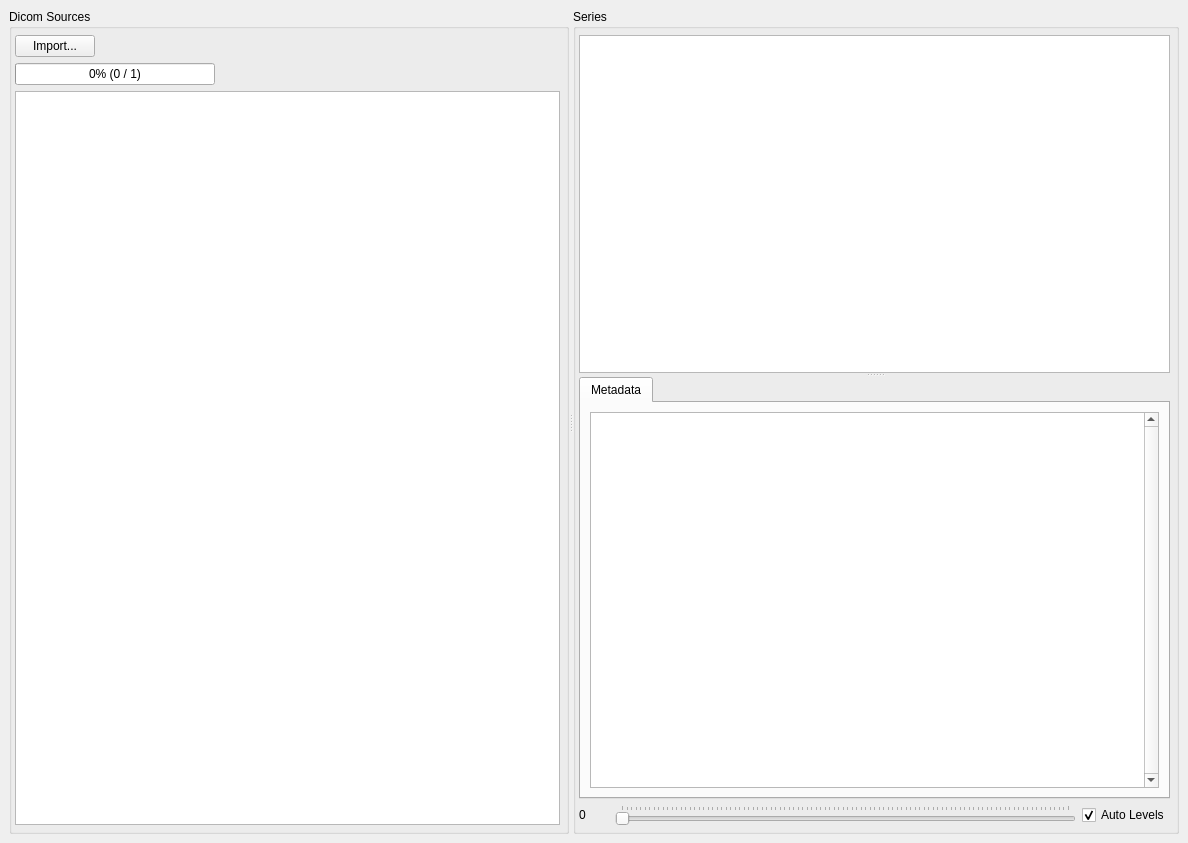
Qt form res/DicomBrowserWin.ui (ericspod/DicomBrowser) before a commit.
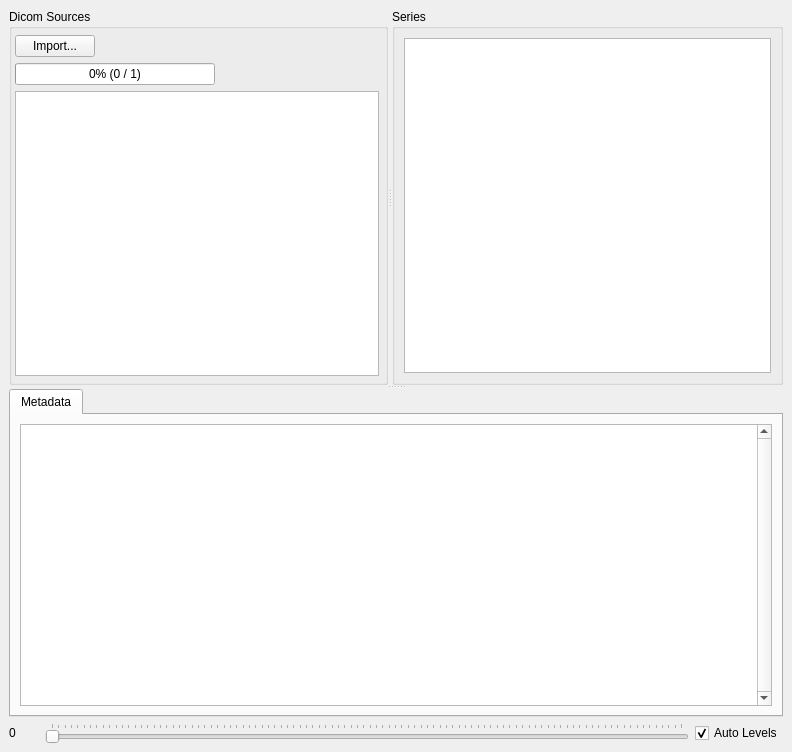
The same form after that commit. Icons and pictures are not drawn.

Diff of the .ui file:
```diff
--- a/res/DicomBrowserWin.ui
+++ b/res/DicomBrowserWin.ui
@@ -6,8 +6,8 @@
    <rect>
     <x>0</x>
     <y>0</y>
-    <width>1188</width>
-    <height>843</height>
+    <width>792</width>
+    <height>752</height>
    </rect>
   </property>
   <property name="windowTitle">
@@ -23,6 +23,10 @@
   <widget class="QWidget" name="centralwidget">
    <layout class="QGridLayout" name="gridLayout_3">
     <item row="0" column="0">
+     <widget class="QSplitter" name="seriesSplit">
+      <property name="orientation">
+       <enum>Qt::Vertical</enum>
+      </property>
      <widget class="QSplitter" name="listSplit">
       <property name="orientation">
        <enum>Qt::Horizontal</enum>
@@ -57,7 +61,7 @@
           </property>
           <property name="minimumSize">
            <size>
-            <width>50</width>
+             <width>100</width>
             <height>0</height>
            </size>
           </property>
@@ -123,87 +127,7 @@
         <string>Series</string>
        </property>
        <layout class="QGridLayout" name="gridLayout_2">
-        <property name="leftMargin">
-         <number>3</number>
-        </property>
-        <property name="topMargin">
-         <number>6</number>
-        </property>
-        <property name="rightMargin">
-         <number>6</number>
-        </property>
-        <property name="bottomMargin">
-         <number>6</number>
-        </property>
-        <item row="1" column="0">
-         <layout class="QHBoxLayout" name="horizontalLayout">
-          <property name="topMargin">
-           <number>0</number>
-          </property>
-          <item>
-           <widget class="QLabel" name="numLabel">
-            <property name="sizePolicy">
-             <sizepolicy hsizetype="Fixed" vsizetype="Preferred">
-              <horstretch>0</horstretch>
-              <verstretch>0</verstretch>
-             </sizepolicy>
-            </property>
-            <property name="minimumSize">
-             <size>
-              <width>30</width>
-              <height>0</height>
-             </size>
-            </property>
-            <property name="maximumSize">
-             <size>
-              <width>30</width>
-              <height>16777215</height>
-             </size>
-            </property>
-            <property name="text">
-             <string>0</string>
-            </property>
-           </widget>
-          </item>
-          <item>
-           <widget class="QSlider" name="imageSlider">
-            <property name="pageStep">
-             <number>1</number>
-            </property>
-            <property name="orientation">
-             <enum>Qt::Horizontal</enum>
-            </property>
-            <property name="invertedAppearance">
-             <bool>false</bool>
-            </property>
-            <property name="tickPosition">
-             <enum>QSlider::TicksAbove</enum>
-            </property>
-            <property name="tickInterval">
-             <number>1</number>
-            </property>
-           </widget>
-          </item>
-          <item>
-           <widget class="QCheckBox" name="autoLevelsCheck">
-            <property name="text">
-             <string>Auto Levels</string>
-            </property>
-            <property name="checked">
-             <bool>true</bool>
-            </property>
-           </widget>
-          </item>
-         </layout>
-        </item>
         <item row="0" column="0">
-         <widget class="QSplitter" name="seriesSplit">
-          <property name="orientation">
-           <enum>Qt::Vertical</enum>
-          </property>
-          <property name="childrenCollapsible">
-           <bool>false</bool>
-          </property>
           <widget class="QTableView" name="tableView">
            <property name="sizePolicy">
             <sizepolicy hsizetype="Expanding" vsizetype="Expanding">
@@ -263,6 +187,16 @@
             <bool>false</bool>
            </attribute>
           </widget>
+         </item>
+        </layout>
+       </widget>
+      </widget>
+      <widget class="QWidget" name="verticalLayoutWidget">
+       <layout class="QVBoxLayout" name="verticalLayout">
+        <property name="topMargin">
+         <number>0</number>
+        </property>
+        <item>
           <widget class="QTabWidget" name="seriesTab">
            <property name="tabPosition">
             <enum>QTabWidget::North</enum>
@@ -312,7 +246,67 @@
             </layout>
            </widget>
           </widget>
-         </widget>
+        </item>
+        <item>
+         <layout class="QHBoxLayout" name="horizontalLayout">
+          <property name="topMargin">
+           <number>0</number>
+          </property>
+          <item>
+           <widget class="QLabel" name="numLabel">
+            <property name="sizePolicy">
+             <sizepolicy hsizetype="Fixed" vsizetype="Preferred">
+              <horstretch>0</horstretch>
+              <verstretch>0</verstretch>
+             </sizepolicy>
+            </property>
+            <property name="minimumSize">
+             <size>
+              <width>30</width>
+              <height>0</height>
+             </size>
+            </property>
+            <property name="maximumSize">
+             <size>
+              <width>30</width>
+              <height>16777215</height>
+             </size>
+            </property>
+            <property name="text">
+             <string>0</string>
+            </property>
+           </widget>
+          </item>
+          <item>
+           <widget class="QSlider" name="imageSlider">
+            <property name="pageStep">
+             <number>1</number>
+            </property>
+            <property name="orientation">
+             <enum>Qt::Horizontal</enum>
+            </property>
+            <property name="invertedAppearance">
+             <bool>false</bool>
+            </property>
+            <property name="tickPosition">
+             <enum>QSlider::TicksAbove</enum>
+            </property>
+            <property name="tickInterval">
+             <number>1</number>
+            </property>
+           </widget>
+          </item>
+          <item>
+           <widget class="QCheckBox" name="autoLevelsCheck">
+            <property name="text">
+             <string>Auto Levels</string>
+            </property>
+            <property name="checked">
+             <bool>true</bool>
+            </property>
+           </widget>
+          </item>
+         </layout>
         </item>
        </layout>
       </widget>
```
Left out of the diff: 3 changed lines with no effect on the pictures. Lines whose indentation alone changed are shown as unchanged.
